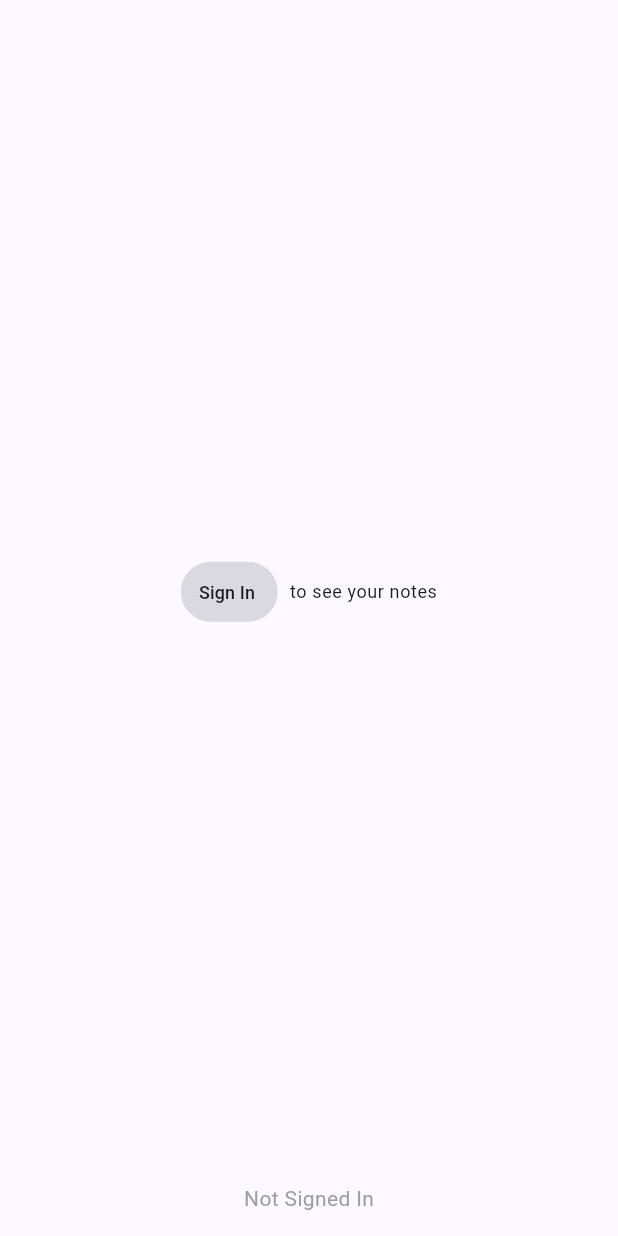
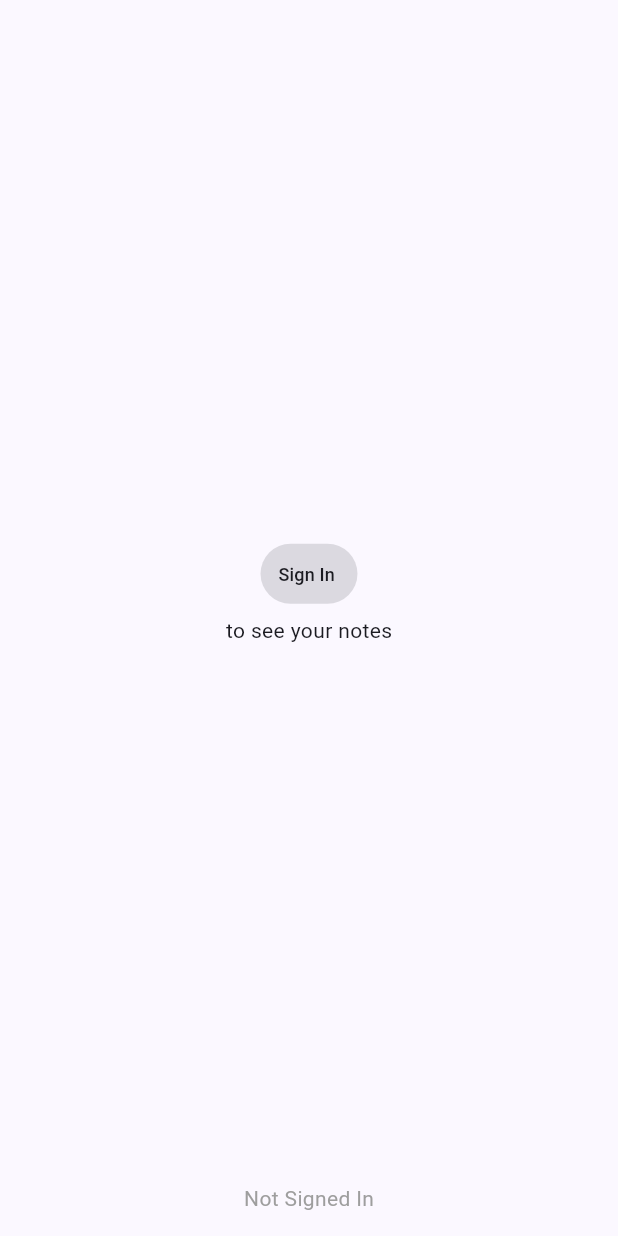
Before and after one commit to basharh/flutter-notes-app, a Flutter app: the screen it shows after launch, on a phone screen of 412 x 824 dp. Run offline on Flutter 3.47's test engine with Material 3 defaults, Android fonts, the phone set to English and light mode, and no system bars; our stand-ins replace cloud_firestore, firebase_auth, firebase_core, flutter_riverpod, flutter_svg, freezed_annotation and 1 more; missing offline and left inert: flutter_facebook_auth; accounts and stored records are empty.

```diff
--- a/lib/pages/signed_out_page.dart
+++ b/lib/pages/signed_out_page.dart
@@ -9,15 +9,15 @@ class SignedOutPage extends StatelessWidget {
   Widget build(BuildContext context) {
     return Layout(
       child: Center(
-        child: Wrap(
-          alignment: WrapAlignment.center,
-          crossAxisAlignment: WrapCrossAlignment.center,
+        child: Column(
+          spacing: 2,
+          mainAxisAlignment: MainAxisAlignment.center,
           children: [
             NotesTextButtonLink(link: '/sign_in', text: 'Sign In '),
             SizedBox(width: 8),
             Text(
               'to see your notes',
-              style: Theme.of(context).textTheme.bodySmall,
+              style: Theme.of(context).textTheme.bodyMedium,
             ),
           ],
         ),
```
Also changed, not shown: lib/widgets/sign_in/sign_in_form.dart (+16 -5 lines), lib/widgets/sign_up/sign_up_form.dart (+16 -5 lines).
